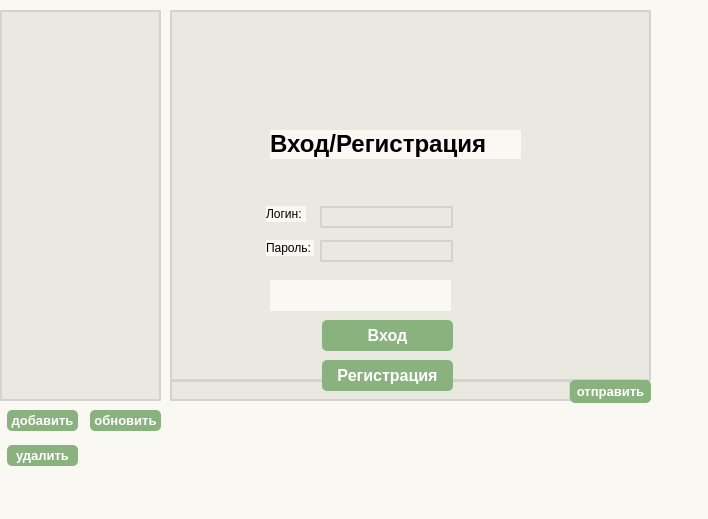
Old version of the form face.ui in the repository qinnzer/cilant.
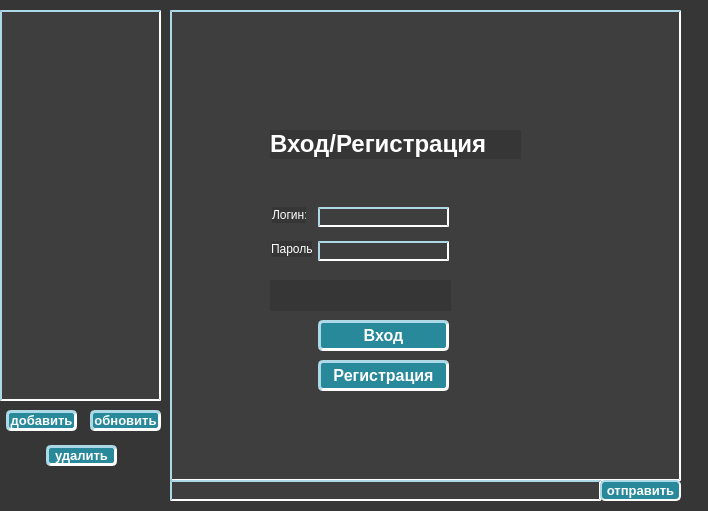
New version of the form.

Commit message: новый дизайн + обновление сообщений автоматически

The edit to the form file:
```diff
--- a/face.ui
+++ b/face.ui
@@ -10,7 +10,7 @@
     <x>0</x>
     <y>0</y>
     <width>708</width>
-    <height>519</height>
+    <height>511</height>
    </rect>
   </property>
   <property name="windowTitle">
@@ -26,7 +26,8 @@
     </rect>
    </property>
    <property name="styleSheet">
-    <string notr="true">background: rgb(249, 248, 242);
+    <string notr="true">background-color: rgb(54, 54, 54);
+
 </string>
    </property>
    <widget class="QLabel" name="label">
@@ -39,7 +40,8 @@
      </rect>
     </property>
     <property name="styleSheet">
-     <string notr="true">color: #000000</string>
+     <string notr="true">text-align: center;
+color: #ffffff;</string>
     </property>
     <property name="text">
      <string>&lt;html&gt;&lt;head/&gt;&lt;body&gt;&lt;p&gt;&lt;span style=&quot; font-size:18pt; font-weight:600;&quot;&gt;Вход/Регистрация&lt;/span&gt;&lt;/p&gt;&lt;/body&gt;&lt;/html&gt;</string>
@@ -48,29 +50,31 @@
    <widget class="QLineEdit" name="password">
     <property name="geometry">
      <rect>
-      <x>320</x>
-      <y>240</y>
-      <width>133</width>
-      <height>22</height>
+      <x>318</x>
+      <y>241</y>
+      <width>131</width>
+      <height>20</height>
      </rect>
     </property>
     <property name="styleSheet">
-     <string notr="true">background-color: #e9e8e1;
-border: 2px solid rgba(208, 207, 202, 0.9);
-color: #000000</string>
+     <string notr="true">background-color: #3e3e3e;
+border: 2px inset lightblue;
+color: #ffffff;
+text-align: center;</string>
     </property>
    </widget>
    <widget class="QLabel" name="label_2">
     <property name="geometry">
      <rect>
-      <x>266</x>
-      <y>206</y>
-      <width>40</width>
+      <x>272</x>
+      <y>207</y>
+      <width>34</width>
       <height>16</height>
      </rect>
     </property>
     <property name="styleSheet">
-     <string notr="true">color: #000000</string>
+     <string notr="true">text-align: center;
+color: #ffffff;</string>
     </property>
     <property name="text">
      <string>Логин:</string>
@@ -79,14 +83,15 @@
    <widget class="QLabel" name="label_3">
     <property name="geometry">
      <rect>
-      <x>266</x>
-      <y>240</y>
-      <width>48</width>
+      <x>271</x>
+      <y>241</y>
+      <width>41</width>
       <height>16</height>
      </rect>
     </property>
     <property name="styleSheet">
-     <string notr="true">color: #000000</string>
+     <string notr="true">text-align: center;
+color: #ffffff;</string>
     </property>
     <property name="text">
      <string>Пароль:</string>
@@ -95,22 +100,23 @@
    <widget class="QLineEdit" name="login">
     <property name="geometry">
      <rect>
-      <x>320</x>
-      <y>206</y>
-      <width>133</width>
-      <height>22</height>
+      <x>318</x>
+      <y>207</y>
+      <width>131</width>
+      <height>20</height>
      </rect>
     </property>
     <property name="styleSheet">
-     <string notr="true">background-color: #e9e8e1;
-border: 2px solid rgba(208, 207, 202, 0.9);
-color: #000000</string>
+     <string notr="true">background-color: #3e3e3e;
+border: 2px inset lightblue;
+color: #ffffff;
+text-align: center;</string>
     </property>
    </widget>
    <widget class="QPushButton" name="getlog">
     <property name="geometry">
      <rect>
-      <x>322</x>
+      <x>318</x>
       <y>320</y>
       <width>131</width>
       <height>31</height>
@@ -121,13 +127,13 @@
     </property>
     <property name="styleSheet">
      <string notr="true">QPushButton {
-    background-color:  rgb(138, 178, 127);
-    color: white; 
-    border: none;
-    border-radius: 5px; 
+    background-color:  #28899B;
+    color: white;
+	border: 3px inset lightblue;
+    border-radius: 5px;
     font-size: 12pt;
     font-weight: bold;
-    transition: background-color 0.3s, transform 0.2s; 
+    transition: background-color 0.3s, transform 0.2s;
 }
 
 QPushButton:hover {
@@ -151,7 +157,7 @@
     </property>
     <property name="styleSheet">
      <string notr="true">text-align: center;
-color: #000000;</string>
+color: #ffffff;</string>
     </property>
     <property name="text">
      <string>&lt;html&gt;&lt;head/&gt;&lt;body&gt;&lt;p&gt;&lt;br/&gt;&lt;/p&gt;&lt;/body&gt;&lt;/html&gt;</string>
@@ -160,7 +166,7 @@
    <widget class="QPushButton" name="getregistr">
     <property name="geometry">
      <rect>
-      <x>322</x>
+      <x>318</x>
       <y>360</y>
       <width>131</width>
       <height>31</height>
@@ -168,13 +174,13 @@
     </property>
     <property name="styleSheet">
      <string notr="true">QPushButton {
-    background-color:  rgb(138, 178, 127);
-    color: white; 
-    border: none;
-    border-radius: 5px; 
+    background-color:  #28899B;
+    color: white;
+	border: 3px inset lightblue;
+    border-radius: 5px;
     font-size: 12pt;
     font-weight: bold;
-    transition: background-color 0.3s, transform 0.2s; 
+    transition: background-color 0.3s, transform 0.2s;
 }
 
 QPushButton:hover {
@@ -190,21 +196,21 @@
    <widget class="QPushButton" name="send">
     <property name="geometry">
      <rect>
-      <x>570</x>
-      <y>380</y>
+      <x>600</x>
+      <y>480</y>
       <width>81</width>
-      <height>23</height>
+      <height>21</height>
      </rect>
     </property>
     <property name="styleSheet">
      <string notr="true">QPushButton {
-    background-color:  rgb(138, 178, 127);
-    color: white; 
-    border: none;
-    border-radius: 5px; 
+    background-color:  #28899B;
+    color: white;
+	border:2px inset lightblue;
+    border-radius: 5px;
     font-size: 10pt;
     font-weight: bold;
-    transition: background-color 0.3s, transform 0.2s; 
+    transition: background-color 0.3s, transform 0.2s;
 }
 
 QPushButton:hover {
@@ -227,9 +233,15 @@
      </rect>
     </property>
     <property name="styleSheet">
-     <string notr="true">background-color: #e9e8e1;
-border: 2px solid rgba(208, 207, 202, 0.9);
-color: #000000</string>
+     <string notr="true">QListWidget{
+background-color: #3e3e3e;
+color: #ffffff;
+border: 2px inset lightblue;}
+QListWidget::item{
+border: 1px groove rgb(14, 112, 154);
+color: #ffffff;
+}
+</string>
     </property>
    </widget>
    <widget class="QListWidget" name="messagelist">
@@ -237,35 +249,38 @@
      <rect>
       <x>170</x>
       <y>10</y>
-      <width>481</width>
-      <height>371</height>
+      <width>511</width>
+      <height>471</height>
      </rect>
     </property>
     <property name="styleSheet">
-     <string notr="true">background-color: #e9e8e1;
-border: 2px solid rgba(208, 207, 202, 0.9);
-color: #000000</string>
+     <string notr="true">background-color: #3e3e3e;
+border: 2px solid #4e4e4e;
+color: #ffffff;
+border: 2px inset lightblue;</string>
     </property>
    </widget>
    <widget class="QLineEdit" name="message">
     <property name="geometry">
      <rect>
       <x>170</x>
-      <y>380</y>
-      <width>401</width>
+      <y>480</y>
+      <width>431</width>
       <height>21</height>
      </rect>
     </property>
     <property name="styleSheet">
-     <string notr="true">background-color: #e9e8e1;
-border: 2px solid rgba(208, 207, 202, 0.9);
-color: #000000;</string>
+     <string notr="true">background-color: #3e3e3e;
+border: 2px solid #4e4e4e;
+color: #ffffff;
+text-align: center;
+border: 2px inset lightblue;</string>
     </property>
    </widget>
    <widget class="QPushButton" name="add">
     <property name="geometry">
      <rect>
-      <x>7</x>
+      <x>6</x>
       <y>410</y>
       <width>71</width>
       <height>21</height>
@@ -273,13 +288,13 @@
     </property>
     <property name="styleSheet">
      <string notr="true">QPushButton {
-    background-color:  rgb(138, 178, 127);
-    color: white; 
-    border: none;
-    border-radius: 5px; 
+    background-color:  #28899B;
+    color: white;
+	border: 3px inset lightblue;
+    border-radius: 5px;
     font-size: 10pt;
     font-weight: bold;
-    transition: background-color 0.3s, transform 0.2s; 
+    transition: background-color 0.3s, transform 0.2s;
 }
 
 QPushButton:hover {
@@ -295,7 +310,7 @@
    <widget class="QPushButton" name="delet">
     <property name="geometry">
      <rect>
-      <x>7</x>
+      <x>46</x>
       <y>445</y>
       <width>71</width>
       <height>21</height>
@@ -303,13 +318,13 @@
     </property>
     <property name="styleSheet">
      <string notr="true">QPushButton {
-    background-color:  rgb(138, 178, 127);
-    color: white; 
-    border: none;
-    border-radius: 5px; 
+    background-color:  #28899B;
+    color: white;
+	border: 3px inset lightblue;
+    border-radius: 5px;
     font-size: 10pt;
     font-weight: bold;
-    transition: background-color 0.3s, transform 0.2s; 
+    transition: background-color 0.3s, transform 0.2s;
 }
 
 QPushButton:hover {
@@ -333,13 +348,13 @@
     </property>
     <property name="styleSheet">
      <string notr="true">QPushButton {
-    background-color:  rgb(138, 178, 127);
-    color: white; 
-    border: none;
-    border-radius: 5px; 
+    background-color:  #28899B;
+    color: white;
+	border: 3px inset lightblue;
+    border-radius: 5px;
     font-size: 10pt;
     font-weight: bold;
-    transition: background-color 0.3s, transform 0.2s; 
+    transition: background-color 0.3s, transform 0.2s;
 }
 
 QPushButton:hover {
@@ -355,15 +370,15 @@
    <widget class="QLabel" name="error1">
     <property name="geometry">
      <rect>
-      <x>340</x>
-      <y>410</y>
-      <width>161</width>
+      <x>10</x>
+      <y>480</y>
+      <width>151</width>
       <height>21</height>
      </rect>
     </property>
     <property name="styleSheet">
-     <string notr="true">color: #000000;
-text-align: center;</string>
+     <string notr="true">text-align: center;
+color: #ffffff;</string>
     </property>
     <property name="text">
      <string/>
```
Left out of the diff: 24 changed lines with no effect on the pictures. The commit also changes 2 other files.
